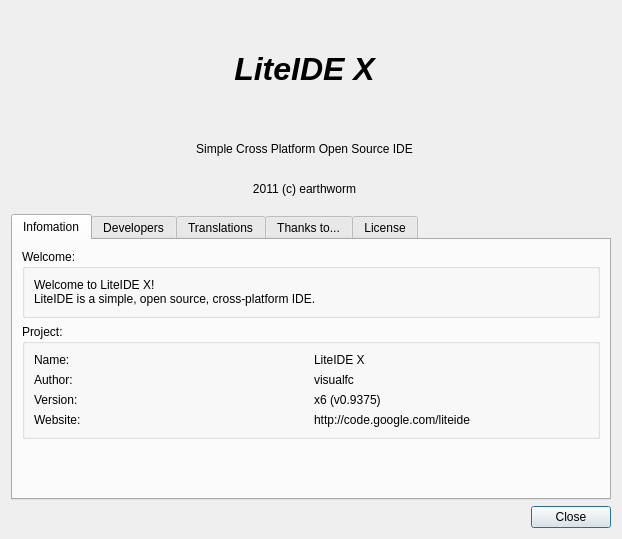
First picture: the form in liteidex/src/liteapp/aboutdialog.ui, repository seanxyh/liteide, before the edit.
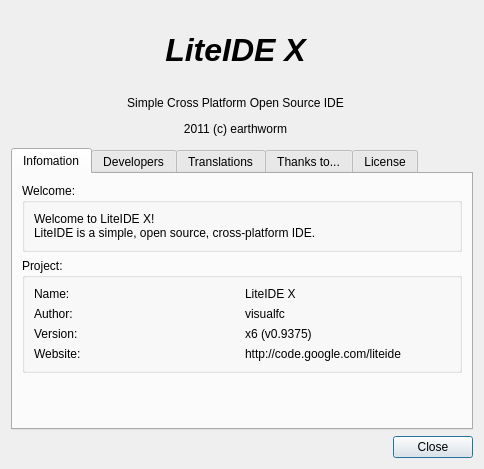
Second picture: the form after the edit. Icons and pictures are not drawn.

Commit message: GolangAst : main.main not show export/hide state

Patch:
```diff
--- a/liteidex/src/liteapp/aboutdialog.ui
+++ b/liteidex/src/liteapp/aboutdialog.ui
@@ -6,8 +6,8 @@
    <rect>
     <x>0</x>
     <y>0</y>
-    <width>622</width>
-    <height>539</height>
+    <width>450</width>
+    <height>469</height>
    </rect>
   </property>
   <property name="sizePolicy">
```
Left out of the diff: 2 changed lines with no effect on the pictures. The commit also changes 1 other file.
